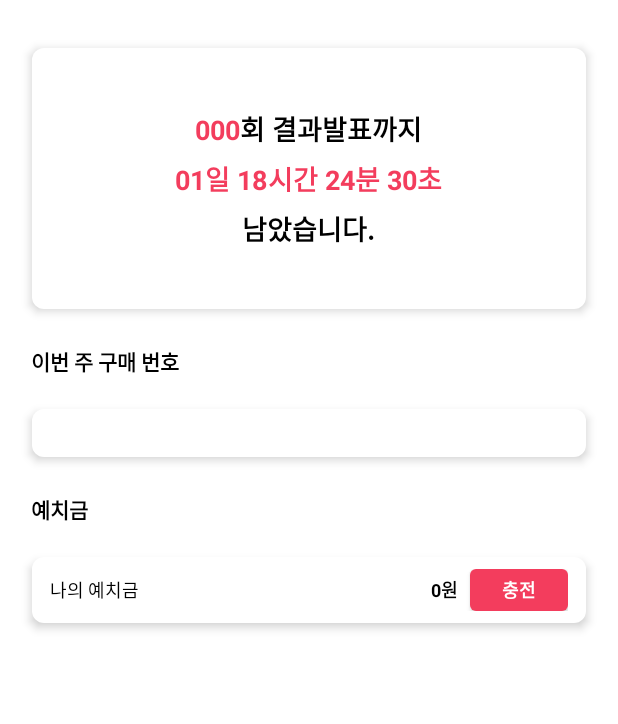
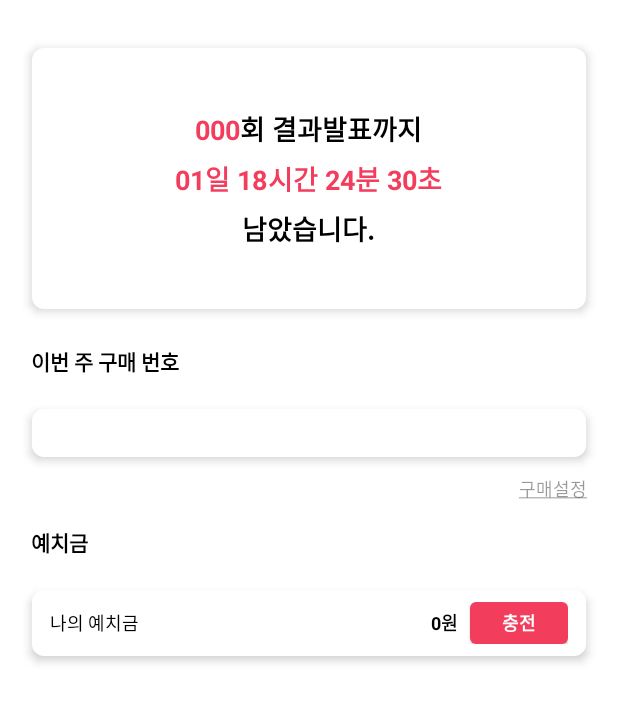
Before and after one commit to identity16/Autto_android, an Android app: the screen it shows after launch (MainActivity), on a phone screen of 412 x 824 dp, the part 61-785 px from its top. Run offline under Robolectric (Android 15) with nearby library versions, the phone set to English and light mode, and no system bars; libraries missing offline, so code that uses them is left out: com.franmontiel.persistentcookiejar; 8 statements that could not run were skipped.

Commit message:
Add: 구매설정 액티비티 추가

```diff
--- a/app/src/main/AndroidManifest.xml
+++ b/app/src/main/AndroidManifest.xml
@@ -14,6 +14,9 @@
         android:supportsRtl="true"
         android:theme="@style/Theme.Autto">
         <activity
+            android:name=".activity.PurchaseSettingActivity"
+            android:exported="true" />
+        <activity
             android:name=".activity.LoginActivity"
             android:exported="true" />
         <activity
--- a/app/src/main/java/dev/handeul/autto/activity/MainActivity.java
+++ b/app/src/main/java/dev/handeul/autto/activity/MainActivity.java
@@ -1,12 +1,15 @@
 package dev.handeul.autto.activity;
 
 import android.content.Context;
+import android.content.Intent;
 import android.os.Bundle;
+import android.view.View;
 
 import androidx.appcompat.app.AppCompatActivity;
 
 import dev.handeul.autto.AuttoApp;
 import dev.handeul.autto.R;
+import dev.handeul.autto.databinding.ActivityMainBinding;
 
 public class MainActivity extends AppCompatActivity {
     private static boolean isCleared = false;
@@ -16,12 +19,21 @@ public class MainActivity extends AppCompatActivity {
         setTheme(R.style.Theme_Autto);
         super.onCreate(savedInstanceState);
 
+        // TODO: Remove the code clearing SharedPreferences when app is started
         if(!isCleared) {
             Context context = AuttoApp.getContext();
             context.getSharedPreferences(context.getString(R.string.preference_file_key), Context.MODE_PRIVATE)
                     .edit().clear().apply();
             isCleared = true;
         }
-        setContentView(R.layout.activity_main);
+
+        ActivityMainBinding binding = ActivityMainBinding.inflate(getLayoutInflater());
+        binding.btnPurchase.setOnClickListener(v -> {
+            Intent intent = new Intent(this, PurchaseSettingActivity.class);
+            startActivity(intent);
+        });
+
+        View view = binding.getRoot();
+        setContentView(view);
     }
 }
--- a/app/src/main/res/layout/activity_main.xml
+++ b/app/src/main/res/layout/activity_main.xml
@@ -17,6 +17,18 @@
         app:layout_constraintStart_toStartOf="parent"
         app:layout_constraintTop_toTopOf="parent"
         app:srcCompat="@drawable/logo_with_text" />
+
+    <TextView
+        android:id="@+id/btnPurchase"
+        android:layout_width="wrap_content"
+        android:layout_height="wrap_content"
+        android:layout_marginTop="12dp"
+        android:text="@string/set_purchase"
+        android:textColor="#66000000"
+        android:textSize="12sp"
+        app:layout_constraintEnd_toStartOf="@+id/guideline4"
+        app:layout_constraintTop_toBottomOf="@+id/fragmentContainerView2"
+        tools:ignore="TextContrastCheck" />
 
     <androidx.fragment.app.FragmentContainerView
         android:id="@+id/fragmentContainerView"
@@ -71,12 +83,12 @@
         android:id="@+id/depositTitle"
         android:layout_width="wrap_content"
         android:layout_height="wrap_content"
-        android:layout_marginTop="24dp"
+        android:layout_marginTop="16dp"
         android:text="@string/main_deposit_title"
         android:textColor="@color/black"
         android:textStyle="bold"
         app:layout_constraintStart_toStartOf="@+id/guideline2"
-        app:layout_constraintTop_toBottomOf="@+id/fragmentContainerView2" />
+        app:layout_constraintTop_toBottomOf="@+id/btnPurchase" />
 
     <androidx.fragment.app.FragmentContainerView
         android:id="@+id/fragmentContainerView3"
@@ -93,4 +105,11 @@
         app:layout_constraintTop_toBottomOf="@+id/depositTitle"
         tools:layout="@layout/fragment_deposit" />
 
+    <androidx.constraintlayout.widget.Guideline
+        android:id="@+id/guideline4"
+        android:layout_width="wrap_content"
+        android:layout_height="wrap_content"
+        android:orientation="vertical"
+        app:layout_constraintGuide_end="21dp" />
+
 </androidx.constraintlayout.widget.ConstraintLayout>
--- a/app/src/main/res/values/strings.xml
+++ b/app/src/main/res/values/strings.xml
@@ -9,6 +9,7 @@
     <string name="main_bought_num_title">이번 주 구매 번호</string>
     <string name="main_deposit_title">예치금</string>
     <string name="my_deposit">나의 예치금</string>
+    <string name="set_purchase"><u>구매설정</u></string>
     <string name="charge">충전</string>
     <string name="deposit_unit">원</string>
     <string name="default_deposit_balance">0</string>
```
Also changed, not shown: app/src/main/java/dev/handeul/autto/activity/PurchaseSettingActivity.java (added, +25 -0 lines), app/src/main/res/layout/activity_purchase_setting.xml (added, +20 -0 lines), app/src/main/res/drawable/ico_back.png (added).
